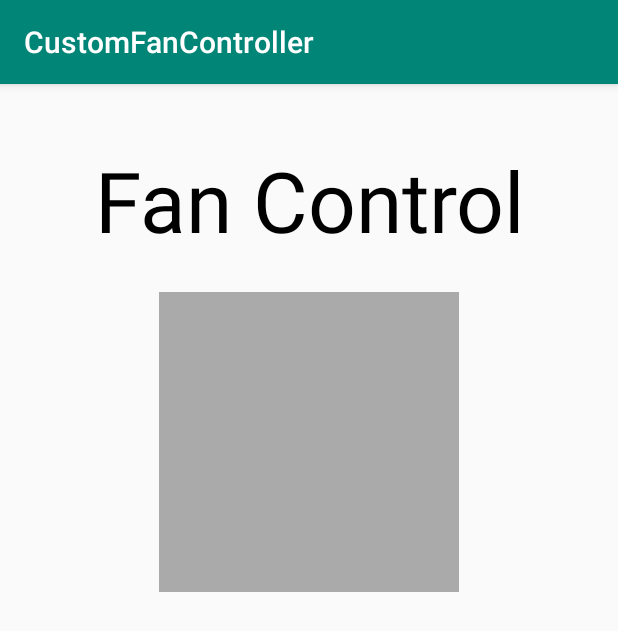
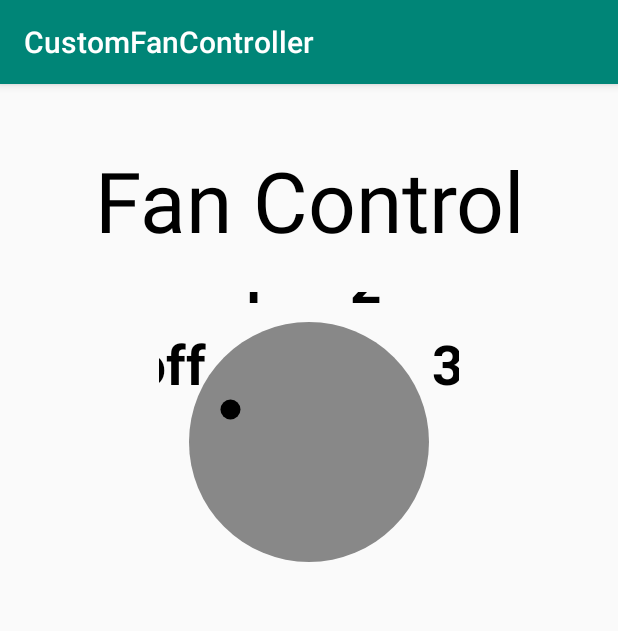
Before and after one commit to SherifMohamedFarouk/Udacity-custom-view-controler, an Android app: the screen it shows after launch (MainActivity), on a phone screen of 412 x 824 dp. Shown: the top 631 px of the screen. Run offline under Robolectric (Android 15) with nearby library versions, the phone set to English and light mode, and no system bars.

Commit message:
fan controller color change

```diff
--- a/app/src/main/java/com/sherif/udacitycustomviewfancontroller/DialView.kt
+++ b/app/src/main/java/com/sherif/udacitycustomviewfancontroller/DialView.kt
@@ -1,8 +1,19 @@
 package com.sherif.udacitycustomviewfancontroller
 
 import android.content.Context
+import android.graphics.*
 import android.util.AttributeSet
 import android.view.View
+import androidx.core.content.withStyledAttributes
+import kotlin.math.cos
+import kotlin.math.min
+import kotlin.math.sin
+
+private const val RADIUS_OFFSET_LABEL = 30
+private const val RADIUS_OFFSET_INDICATOR = -35
+private var fanSpeedLowColor = 0
+private var fanSpeedMediumColor = 0
+private var fanSeedMaxColor = 0
 
 class DialView @JvmOverloads constructor(
     context: Context,
@@ -10,4 +21,89 @@ class DialView @JvmOverloads constructor(
     defStyleAttr: Int = 0
 ) : View(context, attrs, defStyleAttr) {
 
+    private var radius = 0.0f                   // Radius of the circle.
+    private var fanSpeed = FanSpeed.OFF         // The active selection.
+    // position variable which will be used to draw label and indicator circle position
+    private val pointPosition: PointF = PointF(0.0f, 0.0f)
+
+    private val paint = Paint(Paint.ANTI_ALIAS_FLAG).apply {
+        style = Paint.Style.FILL
+        textAlign = Paint.Align.CENTER
+        textSize = 55.0f
+        typeface = Typeface.create( "", Typeface.BOLD)
+    }
+
+    override fun onSizeChanged(width: Int, height: Int, oldWidth: Int, oldHeight: Int) {
+        radius = (min(width, height) / 2.0 * 0.8).toFloat()
+    }
+    private fun PointF.computeXYForSpeed(pos: FanSpeed, radius: Float) {
+        // Angles are in radians.
+        val startAngle = Math.PI * (9 / 8.0)
+        val angle = startAngle + pos.ordinal * (Math.PI / 4)
+        x = (radius * cos(angle)).toFloat() + width / 2
+        y = (radius * sin(angle)).toFloat() + height / 2
+    }
+    override fun onDraw(canvas: Canvas) {
+        super.onDraw(canvas)
+// Set dial background color to green if selection not off.
+//        paint.color = if (fanSpeed == FanSpeed.OFF) Color.GRAY else Color.GREEN
+        // Draw the dial.
+        canvas.drawCircle((width / 2).toFloat(), (height / 2).toFloat(), radius, paint)
+
+        // Draw the indicator circle.
+        val markerRadius = radius + RADIUS_OFFSET_INDICATOR
+        pointPosition.computeXYForSpeed(fanSpeed, markerRadius)
+        paint.color = Color.BLACK
+        canvas.drawCircle(pointPosition.x, pointPosition.y, radius/12, paint)
+
+        // Draw the text labels.
+        val labelRadius = radius + RADIUS_OFFSET_LABEL
+        for (i in FanSpeed.values()) {
+            pointPosition.computeXYForSpeed(i, labelRadius)
+            val label = resources.getString(i.label)
+            canvas.drawText(label, pointPosition.x, pointPosition.y, paint)
+        }
+
+        paint.color = when (fanSpeed) {
+            FanSpeed.OFF -> Color.GRAY
+            FanSpeed.LOW -> fanSpeedLowColor
+            FanSpeed.MEDIUM -> fanSpeedMediumColor
+            FanSpeed.HIGH -> fanSeedMaxColor
+        } as Int
+    }
+
+    init {
+        isClickable  = true
+
+        context.withStyledAttributes(attrs, R.styleable.DialView) {
+            fanSpeedLowColor = getColor(R.styleable.DialView_fanColor1, 0)
+            fanSpeedMediumColor = getColor(R.styleable.DialView_fanColor2, 0)
+            fanSeedMaxColor = getColor(R.styleable.DialView_fanColor3, 0)
+        }
+    }
+
+    override fun performClick(): Boolean {
+        if (super.performClick()) return true
+
+        fanSpeed = fanSpeed.next()
+        contentDescription = resources.getString(fanSpeed.label)
+
+        invalidate()
+        return true
+    }
 }
+
+private enum class FanSpeed(val label : Int){
+    OFF(R.string.fan_off),
+    LOW(R.string.fan_low),
+    MEDIUM(R.string.fan_medium),
+    HIGH(R.string.fan_high);
+
+    fun next() = when(this){
+        OFF -> LOW
+        LOW -> MEDIUM
+        MEDIUM -> HIGH
+        HIGH -> OFF
+
+    }
+}
--- a/app/src/main/res/layout/activity_main.xml
+++ b/app/src/main/res/layout/activity_main.xml
@@ -22,16 +22,19 @@
         app:layout_constraintTop_toTopOf="parent"/>
 
 
-    <ImageView
+    <com.sherif.udacitycustomviewfancontroller.DialView
         android:id="@+id/dialView"
         android:layout_width="200dp"
         android:layout_height="200dp"
-        android:background="@android:color/darker_gray"
         app:layout_constraintTop_toBottomOf="@+id/customViewLabel"
         app:layout_constraintLeft_toLeftOf="parent"
         app:layout_constraintRight_toRightOf="parent"
         android:layout_marginLeft="@dimen/default_margin"
         android:layout_marginRight="@dimen/default_margin"
-        android:layout_marginTop="@dimen/default_margin"/>
+        android:layout_marginTop="@dimen/default_margin"
+        app:fanColor1="#FFEB3B"
+        app:fanColor2="#CDDC39"
+        app:fanColor3="#009688"
+        />
 
 </androidx.constraintlayout.widget.ConstraintLayout>
```
Also changed, not shown: app/build.gradle (+8 -0 lines), app/src/main/res/values/attrs.xml (added, +10 -0 lines).
